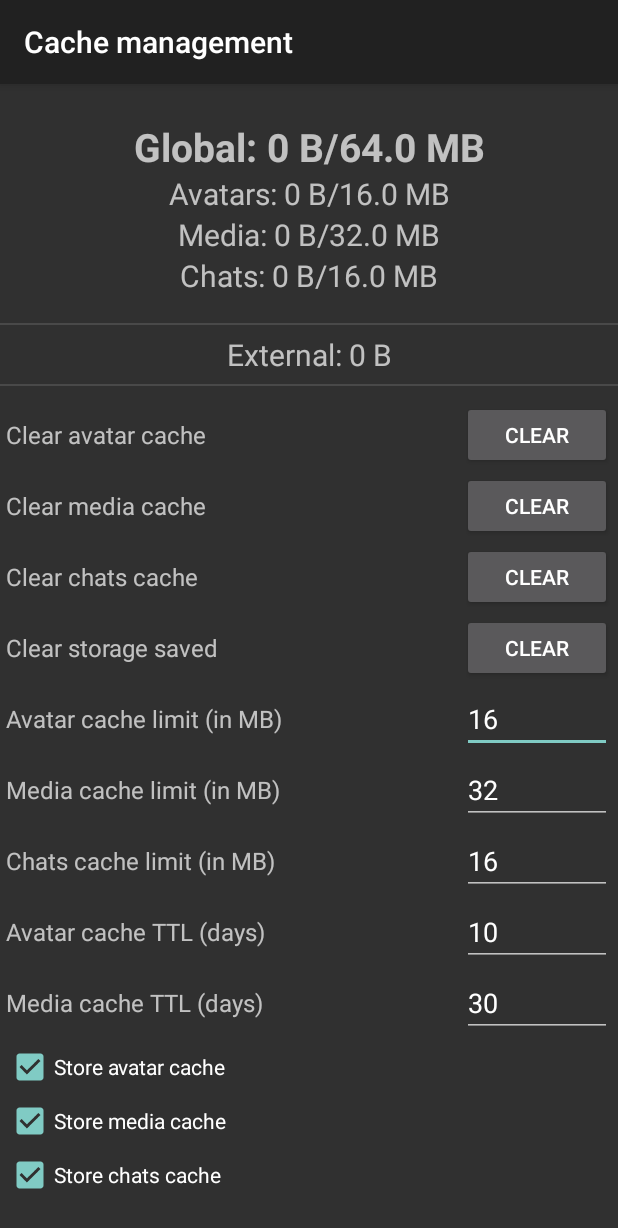
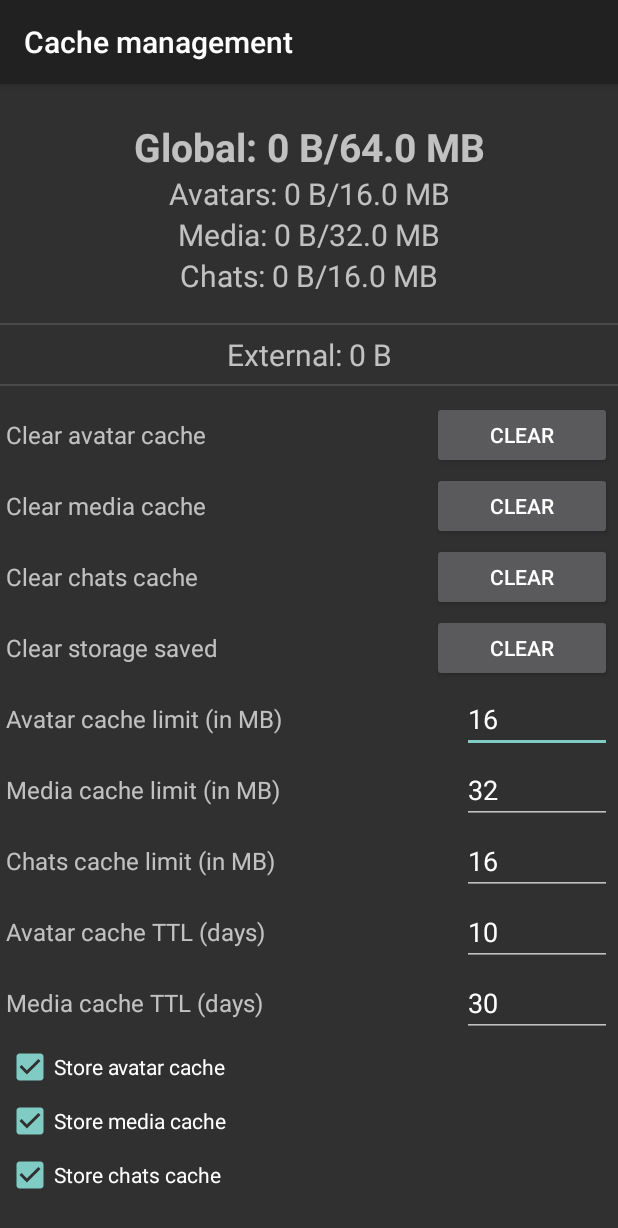
Before and after one commit to val00n/DreamyGram, an Android app: the CacheSettingsActivity screen opened directly, with no data from a screen before it, on a phone screen of 412 x 824 dp. Shown: the top 1228 px of the screen. Run offline under Robolectric (Android 15) with nearby library versions, the phone set to English and light mode, and no system bars; network calls fail.

Commit message:
Added russian language + small ui fixes

```diff
--- a/app/src/main/java/com/val00n/dmpg/ui/chat/FileMessageView.java
+++ b/app/src/main/java/com/val00n/dmpg/ui/chat/FileMessageView.java
@@ -56,6 +56,8 @@ public class FileMessageView extends LinearLayout {
             return;
         }
 
+        icon.setImageDrawable(null);
+
         this.message = msg;
         this.peer = peer;
 
--- a/app/src/main/res/layout/cache_settings.xml
+++ b/app/src/main/res/layout/cache_settings.xml
@@ -78,7 +78,7 @@
                     android:textSize="16dp"/>
                 <Button
                     android:id="@+id/cacheSettingsAvatarClear"
-                    android:layout_width="100dp"
+                    android:layout_width="120dp"
                     android:layout_height="45dp"
                     android:text="@string/action_clear"/>
             </LinearLayout>
@@ -96,7 +96,7 @@
                     android:textSize="16dp"/>
                 <Button
                     android:id="@+id/cacheSettingsMediaClear"
-                    android:layout_width="100dp"
+                    android:layout_width="120dp"
                     android:layout_height="45dp"
                     android:text="@string/action_clear"/>
             </LinearLayout>
@@ -114,7 +114,7 @@
                     android:textSize="16dp"/>
                 <Button
                     android:id="@+id/cacheSettingsChatsClear"
-                    android:layout_width="100dp"
+                    android:layout_width="120dp"
                     android:layout_height="45dp"
                     android:text="@string/action_clear"/>
             </LinearLayout>
@@ -132,7 +132,7 @@
                     android:textSize="16dp"/>
                 <Button
                     android:id="@+id/cacheSettingsStorageSavedClear"
-                    android:layout_width="100dp"
+                    android:layout_width="120dp"
                     android:layout_height="45dp"
                     android:text="@string/action_clear"/>
             </LinearLayout>
```
Also changed, not shown: app/src/main/java/com/val00n/dmpg/ui/chat/ChatActivity.java (+11 -1 lines), app/src/main/java/com/val00n/dmpg/ui/settings/CacheSettingsActivity.java (+8 -8 lines), app/src/main/res/layout/main.xml (+6 -5 lines), 1 other file.
